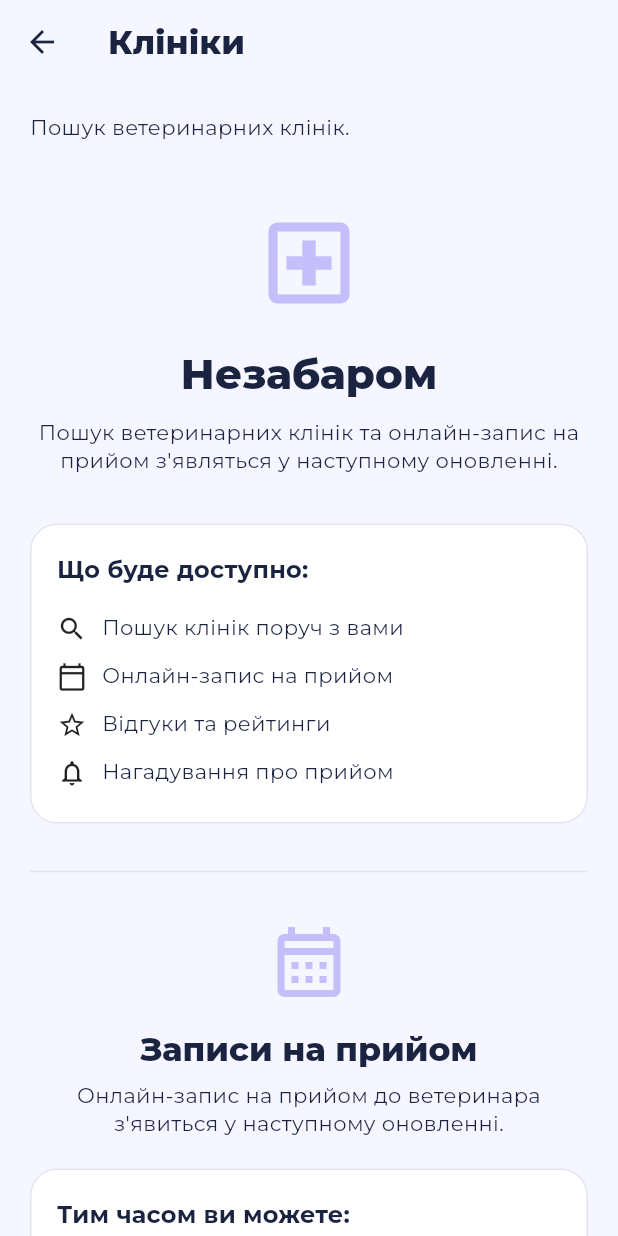
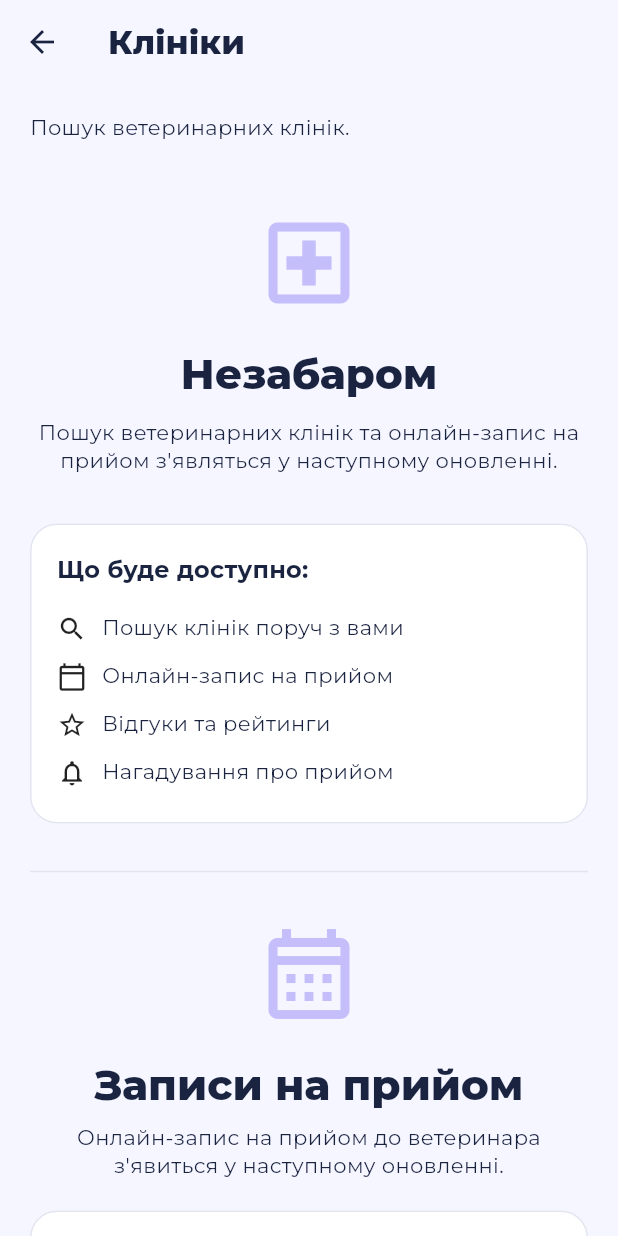
Before and after one commit to slikrapstelimrec123/Veterinary-apps, a Flutter app: the ClinicComingSoonScreen screen opened directly, on a phone screen of 412 x 824 dp. Run offline on Flutter 3.47's test engine with Material 3 defaults, Android fonts, the phone set to English and light mode, and no system bars; our stand-ins replace google_fonts, qr_flutter, supabase_flutter; accounts and stored records are empty.

Commit message:
Match icon and text size of both coming soon sections

```diff
--- a/apps/mobile/lib/features/clinics/screens/clinic_coming_soon_screen.dart
+++ b/apps/mobile/lib/features/clinics/screens/clinic_coming_soon_screen.dart
@@ -49,9 +49,9 @@ class ClinicComingSoonScreen extends StatelessWidget {
         Center(
           child: Column(
             children: [
-              Icon(Icons.calendar_month_outlined, size: 56, color: Theme.of(context).colorScheme.primary.withOpacity(0.4)),
-              const SizedBox(height: 16),
-              Text('Записи на прийом', style: Theme.of(context).textTheme.titleLarge),
+              Icon(Icons.calendar_month_outlined, size: 72, color: Theme.of(context).colorScheme.primary.withOpacity(0.4)),
+              const SizedBox(height: 20),
+              Text('Записи на прийом', style: Theme.of(context).textTheme.headlineMedium),
               const SizedBox(height: 8),
               const Text(
                 'Онлайн-запис на прийом до ветеринара з\'явиться у наступному оновленні.',
```
